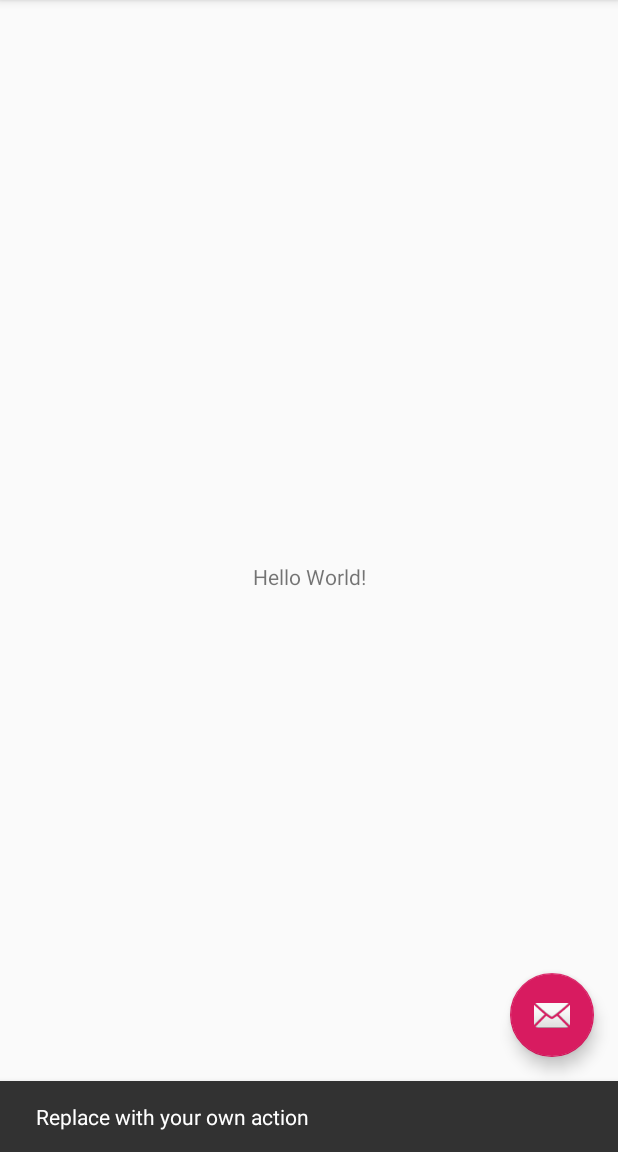
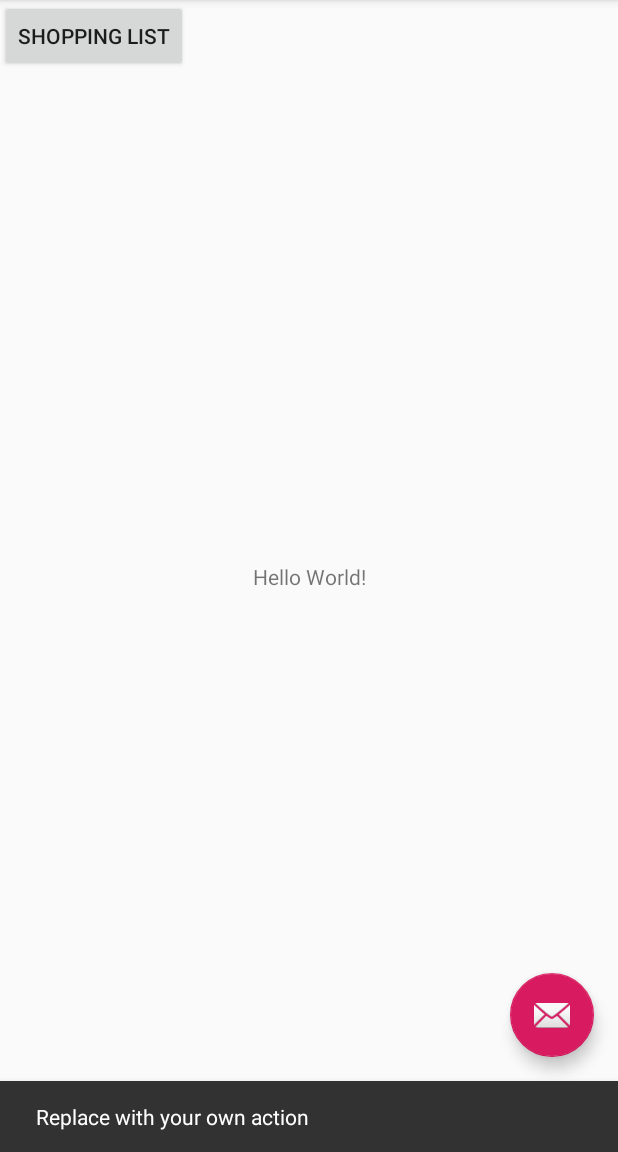
Before and after one commit to chris-bor/android-apps, an Android app: the screen it shows after launch (MainActivity), after a tap on an icon or button, on a phone screen of 412 x 824 dp, the part 84-1236 px from its top. Run offline under Robolectric (Android 15) with nearby library versions, the phone set to English and light mode, and no system bars.

Commit message:
Shopping list button.

```diff
--- a/UdemyAndroid/app/src/main/res/layout/content_main.xml
+++ b/UdemyAndroid/app/src/main/res/layout/content_main.xml
@@ -17,4 +17,12 @@
         app:layout_constraintRight_toRightOf="parent"
         app:layout_constraintTop_toTopOf="parent" />
 
+    <Button
+        android:id="@+id/ShoppingListButton"
+        android:layout_width="wrap_content"
+        android:layout_height="wrap_content"
+        android:text="@string/shopping_list_button"
+        tools:layout_editor_absoluteX="30dp"
+        tools:layout_editor_absoluteY="56dp" />
+
 </android.support.constraint.ConstraintLayout>
--- a/UdemyAndroid/app/src/main/res/values/strings.xml
+++ b/UdemyAndroid/app/src/main/res/values/strings.xml
@@ -1,4 +1,5 @@
 <resources>
     <string name="app_name">UdemyAndroid</string>
     <string name="action_settings">Settings</string>
+    <string name="shopping_list_button">Shopping list</string>
 </resources>
```
